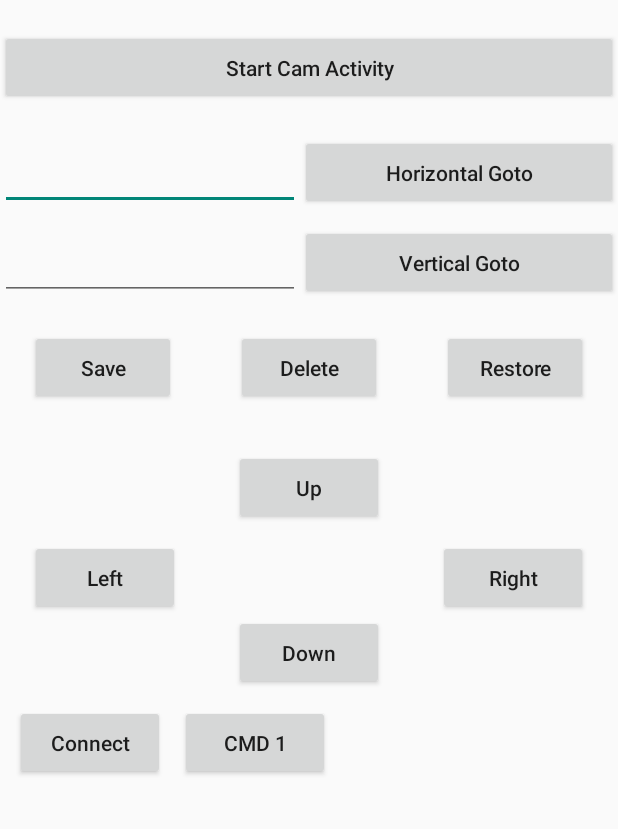
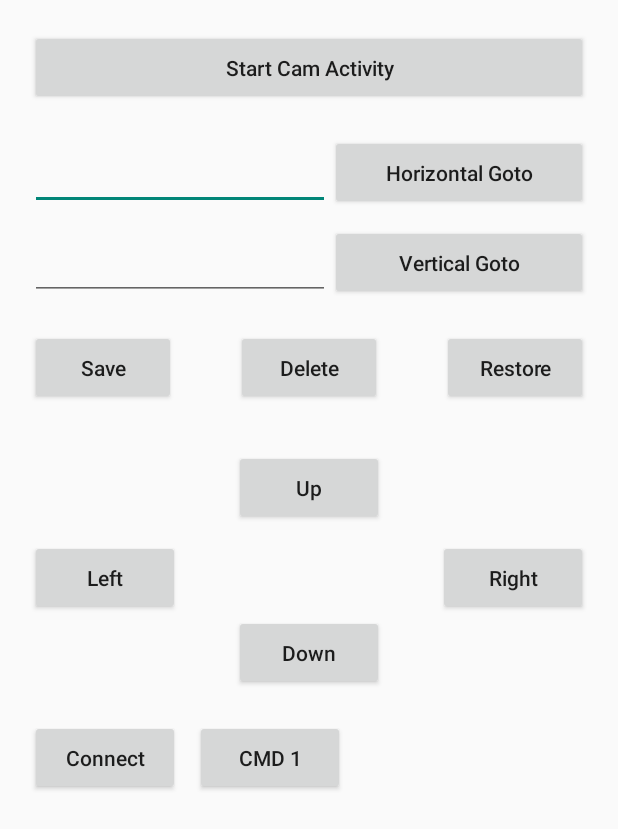
Before and after one commit to 3van0/Innovative-Thinking-and-Practice-Coursework, an Android app: the screen it shows after launch (MainActivity), on a phone screen of 412 x 824 dp. Shown: the top 829 px of the screen. Run offline under Robolectric (Android 15) with nearby library versions, the phone set to English and light mode, and no system bars.

Commit message:
UI improvements

```diff
--- a/app/src/main/res/layout/activity_main.xml
+++ b/app/src/main/res/layout/activity_main.xml
@@ -1,5 +1,7 @@
 <?xml version="1.0" encoding="utf-8"?>
-<android.support.v7.widget.LinearLayoutCompat xmlns:android="http://schemas.android.com/apk/res/android"
+
+
+<LinearLayout xmlns:android="http://schemas.android.com/apk/res/android"
     xmlns:app="http://schemas.android.com/apk/res-auto"
     xmlns:tools="http://schemas.android.com/tools"
     android:layout_width="match_parent"
@@ -7,54 +9,70 @@
     android:orientation="vertical"
     tools:context=".MainActivity">
 
+    <ScrollView
+        android:layout_width="match_parent"
+        android:layout_height="match_parent">
+
+        <LinearLayout
+            android:layout_width="match_parent"
+            android:layout_height="wrap_content"
+            android:orientation="vertical">
+
             <Button
                 android:id="@+id/buttonCamActivity"
                 android:layout_width="match_parent"
                 android:layout_marginTop="20dp"
                 android:layout_height="50dp"
                 android:text="Start Cam Activity"
-        android:textAllCaps="false" />
+                android:textAllCaps="false"
+                android:layout_marginLeft="20dp"
+                android:layout_marginRight="20dp"/>
 
-    <android.support.v7.widget.LinearLayoutCompat
+            <LinearLayout
                 android:layout_width="match_parent"
                 android:layout_height="wrap_content"
                 android:orientation="horizontal"
-        android:paddingTop="20dp">
+                android:paddingTop="20dp"
+                android:paddingLeft="20dp"
+                android:paddingRight="20dp">
 
                 <EditText
                     android:id="@+id/textHorizontalAngle"
                     android:layout_width="200dp"
-            android:layout_height="50dp"/>
+                    android:layout_height="50dp" />
 
                 <Button
                     android:id="@+id/buttonGoToHorizontal"
                     android:layout_width="fill_parent"
                     android:layout_height="match_parent"
                     android:text="Horizontal Goto"
-            android:textAllCaps="false"/>
+                    android:textAllCaps="false" />
 
-    </android.support.v7.widget.LinearLayoutCompat>
+            </LinearLayout>
 
-    <android.support.v7.widget.LinearLayoutCompat
+            <LinearLayout
                 android:layout_width="match_parent"
                 android:layout_height="wrap_content"
                 android:orientation="horizontal"
-        android:paddingTop="10dp">
+                android:paddingTop="10dp"
+                android:paddingLeft="20dp"
+                android:paddingRight="20dp">
 
                 <EditText
                     android:id="@+id/textVerticalAngle"
                     android:layout_width="200dp"
-            android:layout_height="50dp"/>
+                    android:layout_height="50dp" />
 
                 <Button
                     android:id="@+id/buttonGoToVertical"
                     android:layout_width="fill_parent"
                     android:layout_height="match_parent"
                     android:text="Vertical Goto"
-            android:textAllCaps="false"/>
+                    android:textAllCaps="false" />
 
-    </android.support.v7.widget.LinearLayoutCompat>
-    <android.support.v7.widget.LinearLayoutCompat
+            </LinearLayout>
+
+            <LinearLayout
                 android:layout_width="match_parent"
                 android:layout_height="wrap_content"
                 android:layout_marginTop="20dp">
@@ -67,7 +85,7 @@
                     android:layout_weight="1"
                     android:textAllCaps="false"
                     android:layout_marginLeft="20dp"
-            android:layout_marginRight="20dp"/>
+                    android:layout_marginRight="20dp" />
 
                 <Button
                     android:id="@+id/buttonDelete"
@@ -77,7 +95,7 @@
                     android:layout_weight="1"
                     android:textAllCaps="false"
                     android:layout_marginLeft="20dp"
-            android:layout_marginRight="20dp"/>
+                    android:layout_marginRight="20dp" />
 
                 <Button
                     android:id="@+id/buttonRestore"
@@ -87,26 +105,19 @@
                     android:layout_weight="1"
                     android:textAllCaps="false"
                     android:layout_marginLeft="20dp"
-            android:layout_marginRight="20dp"/>
+                    android:layout_marginRight="20dp" />
+
+
+            </LinearLayout>
 
 
 
-    </android.support.v7.widget.LinearLayoutCompat>
-
-    <android.support.v7.widget.LinearLayoutCompat
-        android:layout_width="match_parent"
-        android:layout_height="wrap_content"
-        android:orientation="vertical">
-
-
-    </android.support.v7.widget.LinearLayoutCompat>
-
-
-    <android.support.v7.widget.LinearLayoutCompat
+            <LinearLayout
                 android:layout_width="match_parent"
                 android:layout_height="wrap_content"
                 android:orientation="vertical"
                 android:paddingTop="20dp">
+
                 <Button
                     android:id="@+id/buttonUp"
                     android:layout_width="100dp"
@@ -114,15 +125,15 @@
                     android:layout_marginTop="10dp"
                     android:text="Up"
                     android:textAllCaps="false"
-            android:layout_gravity="center_horizontal"/>
-    </android.support.v7.widget.LinearLayoutCompat>
+                    android:layout_gravity="center_horizontal" />
+            </LinearLayout>
 
-    <android.support.v7.widget.LinearLayoutCompat
+            <LinearLayout
                 android:layout_width="match_parent"
                 android:layout_height="wrap_content"
-        android:orientation="horizontal"
-        >
-        <android.support.v7.widget.LinearLayoutCompat
+                android:orientation="horizontal">
+
+                <LinearLayout
                     android:layout_width="wrap_content"
                     android:layout_height="wrap_content"
                     android:layout_gravity="left">
@@ -135,9 +146,9 @@
                         android:layout_marginLeft="20dp"
                         android:text="Left"
                         android:textAllCaps="false" />
-        </android.support.v7.widget.LinearLayoutCompat>
+                </LinearLayout>
 
-        <android.support.v7.widget.LinearLayoutCompat
+                <LinearLayout
                     android:layout_width="fill_parent"
                     android:layout_height="wrap_content"
                     android:gravity="right">
@@ -149,14 +160,13 @@
                         android:layout_marginTop="10dp"
                         android:text="Right"
                         android:textAllCaps="false"
-                android:layout_marginRight="20dp"
-            />
+                        android:layout_marginRight="20dp" />
 
-        </android.support.v7.widget.LinearLayoutCompat>
-    </android.support.v7.widget.LinearLayoutCompat>
+                </LinearLayout>
+            </LinearLayout>
 
 
-    <android.support.v7.widget.LinearLayoutCompat
+            <LinearLayout
                 android:layout_width="match_parent"
                 android:layout_height="wrap_content"
                 android:orientation="vertical">
@@ -167,15 +177,15 @@
                     android:layout_height="50dp"
                     android:text="Down"
                     android:textAllCaps="false"
-            android:layout_gravity="center_horizontal"/>
+                    android:layout_gravity="center_horizontal" />
 
-    </android.support.v7.widget.LinearLayoutCompat>
+            </LinearLayout>
 
-    <android.support.v7.widget.LinearLayoutCompat
+            <LinearLayout
                 android:layout_width="match_parent"
                 android:layout_height="wrap_content"
                 android:orientation="horizontal"
-        android:padding="10dp">
+                android:padding="20dp">
 
                 <Button
                     android:id="@+id/buttonBTConnect"
@@ -192,7 +202,7 @@
                     android:layout_marginLeft="10dp"
                     android:textAllCaps="false" />
 
-    </android.support.v7.widget.LinearLayoutCompat>
-
-
-</android.support.v7.widget.LinearLayoutCompat>
+            </LinearLayout>
+        </LinearLayout>
+    </ScrollView>
+</LinearLayout>
```
Lines whose indentation alone changed are shown as unchanged.
